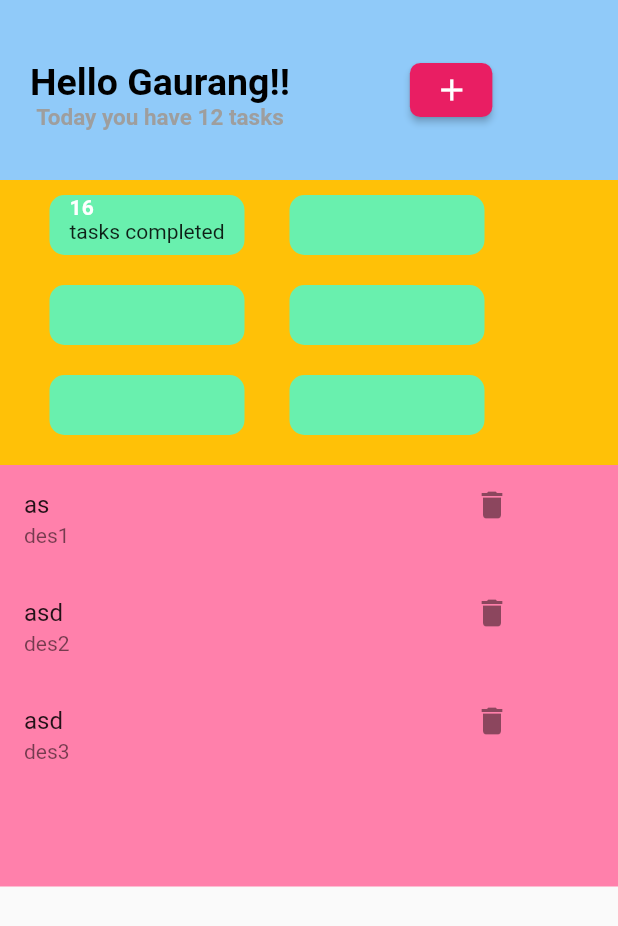
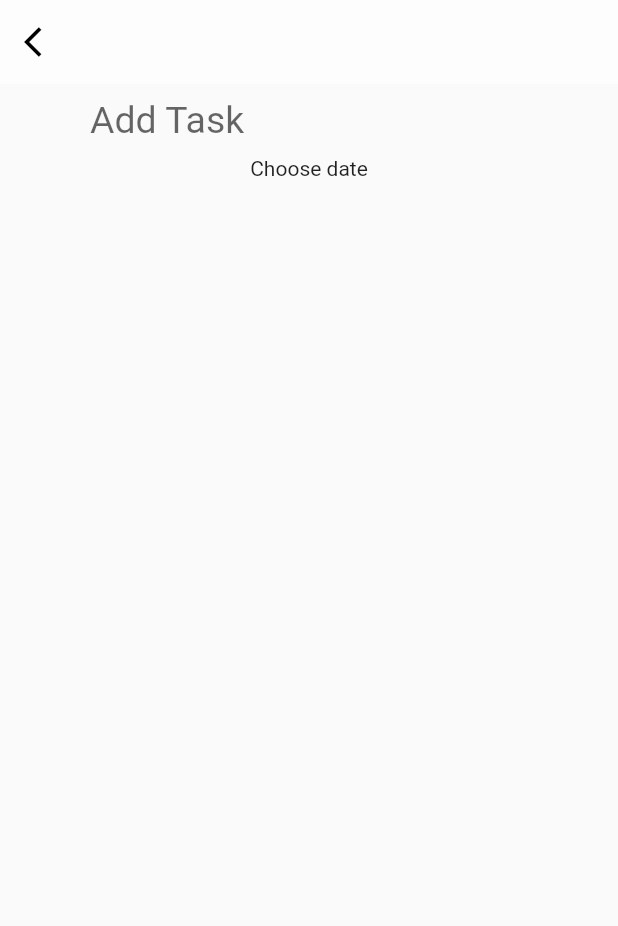
Before and after one commit to atharva3110/Flutter-Workshop, a Flutter app: the screen it shows after launch, after a tap on the "add" icon, on a phone screen of 412 x 824 dp. Shown: the top 926 px of the screen. Run offline on Flutter 3.47's test engine with Material 2 defaults, Android fonts, the phone set to English and light mode, and no system bars.

Commit message:
Add new task page

```diff
--- a/test_task_app/lib/main.dart
+++ b/test_task_app/lib/main.dart
@@ -1,4 +1,5 @@
 import 'package:flutter/material.dart';
+
 
 void main() {
   runApp(MyApp());
@@ -71,7 +72,7 @@ class _MyHomePageState extends State<MyHomePage> {
                     SizedBox(
                       width: 55,
                       child: RaisedButton(
-                        onPressed: (){},
+                        onPressed: (){Navigator.of(context).push(MaterialPageRoute(builder: (context) => newTask()));},
                         color: Colors.pink,
                           splashColor: Colors.purpleAccent,
                         shape: RoundedRectangleBorder(
@@ -267,3 +268,35 @@ class _MyHomePageState extends State<MyHomePage> {
     );
   }
 }
+
+class newTask extends StatelessWidget {
+  @override
+  Widget build(BuildContext context) {
+    return Scaffold(
+      appBar: (AppBar(leading: Icon(Icons.arrow_back_ios, color: Colors.black,),
+        backgroundColor: Colors.white60,
+        elevation: 0)
+      ),
+      body: Column(
+        children: <Widget>[
+          TextField(
+          decoration: InputDecoration(
+            contentPadding: EdgeInsets.only(left: 60),
+              border: InputBorder.none,
+              hintText: 'Add Task'
+          ),
+            style: TextStyle(
+                color: Colors.black,
+                fontSize: 25
+            ),
+        ),
+          Text(
+            'Choose date'
+          ),
+
+
+        ],
+      ),
+    );
+  }
+}
```
Also changed, not shown: test_task_app/pubspec.lock.
